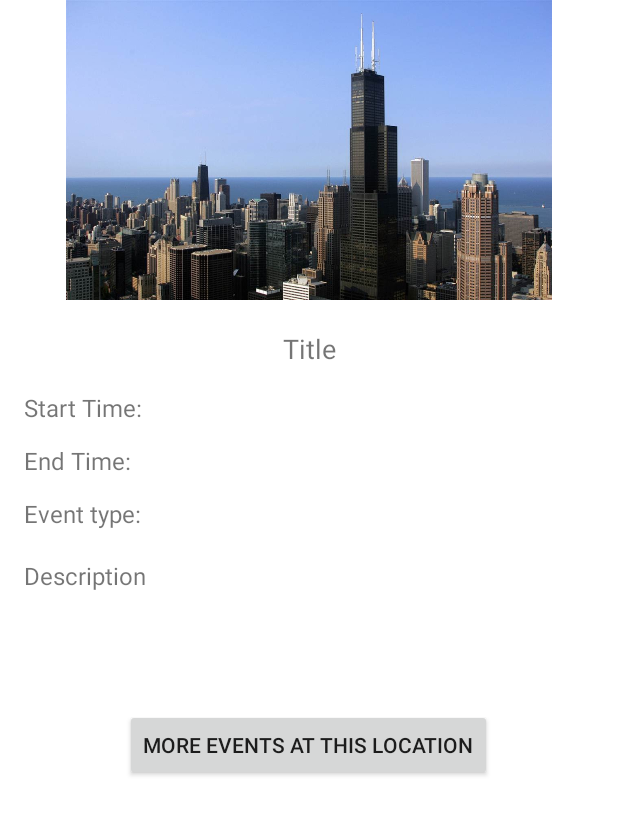
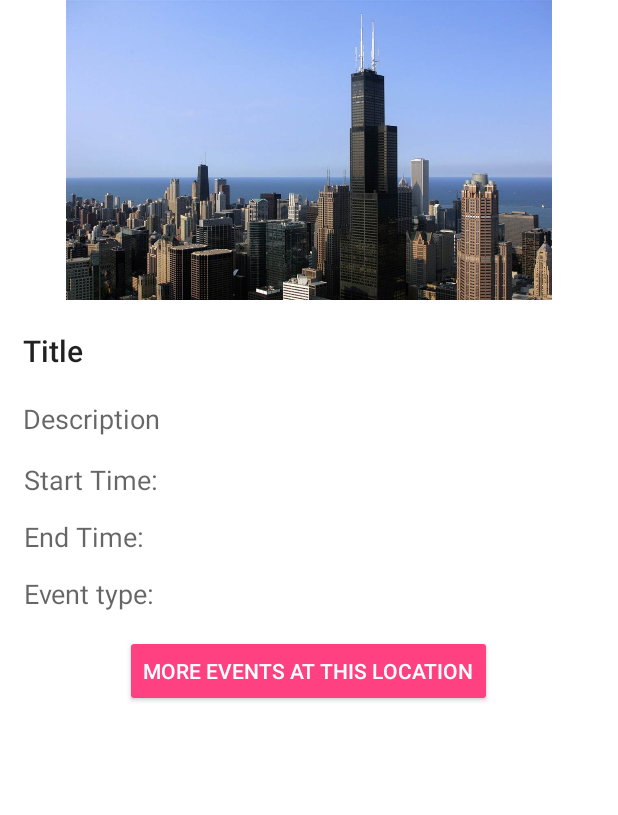
Before and after one commit to JonathanLipsky/Invight, an Android app: the layout event_page.xml on its own in the app's theme, with its tools: preview values and no code run, on a phone screen of 412 x 824 dp. Shown: the top 815 px of the screen. Run offline under Robolectric (Android 15) with nearby library versions, the phone set to English and light mode, and no system bars.

Commit message:
Event Page layout rework and call location intent

```diff
--- a/app/src/main/res/layout/event_page.xml
+++ b/app/src/main/res/layout/event_page.xml
@@ -1,5 +1,6 @@
 <?xml version="1.0" encoding="utf-8"?>
 <RelativeLayout xmlns:android="http://schemas.android.com/apk/res/android"
+    xmlns:app="http://schemas.android.com/apk/res-auto"
     xmlns:tools="http://schemas.android.com/tools"
     android:id="@+id/eventPageLayout"
     android:layout_width="match_parent"
@@ -19,62 +20,66 @@
         android:id="@+id/title_box"
         android:layout_width="wrap_content"
         android:layout_height="wrap_content"
-        android:layout_alignParentEnd="true"
-        android:layout_alignParentStart="true"
+        android:layout_marginLeft="15dp"
         android:layout_below="@+id/imageView2"
         android:layout_centerHorizontal="false"
+        android:layout_centerInParent="false"
         android:text="Title"
-        android:textAlignment="center"
-        android:textSize="18sp" />
+        android:textAppearance="@android:style/TextAppearance.Material.Title" />
 
     <TextView
         android:id="@+id/Description_Box"
         android:layout_width="wrap_content"
-        android:layout_height="100dp"
+        android:layout_height="wrap_content"
+        android:layout_alignParentEnd="true"
+        android:layout_alignParentStart="true"
+        android:layout_below="@+id/title_box"
+        android:layout_marginLeft="15dp"
+        android:layout_marginRight="15dp"
+        android:layout_marginTop="19dp"
+        android:gravity="left"
         android:text="Description"
-        android:textSize="@dimen/activity_vertical_margin"
-        android:layout_below="@+id/event_type_box"
-        android:layout_alignStart="@+id/event_type_box"
-        android:layout_marginTop="19dp"
-        android:layout_alignParentEnd="true" />
+        android:textAppearance="@android:style/TextAppearance.Material.Medium" />
 
     <TextView
         android:id="@+id/start_time_box"
         android:layout_width="200dp"
         android:layout_height="wrap_content"
+        android:layout_alignStart="@+id/end_time_box"
+        android:layout_below="@+id/Description_Box"
+        android:layout_marginTop="16dp"
         android:text="Start Time:"
-        android:textSize="@dimen/activity_vertical_margin"
-        android:layout_marginTop="16dp"
-        android:layout_below="@+id/title_box"
-        android:layout_alignStart="@+id/end_time_box" />
+        android:textAppearance="@android:style/TextAppearance.Material.Medium" />
 
     <TextView
         android:id="@+id/end_time_box"
         android:layout_width="200dp"
         android:layout_height="wrap_content"
+        android:layout_alignStart="@+id/event_type_box"
+        android:layout_below="@+id/start_time_box"
+        android:layout_marginTop="13dp"
         android:text="End Time:"
-        android:textSize="@dimen/activity_vertical_margin"
-        android:layout_below="@+id/start_time_box"
-        android:layout_alignStart="@+id/event_type_box"
-        android:layout_marginTop="13dp" />
+        android:textAppearance="@android:style/TextAppearance.Material.Medium" />
 
     <TextView
         android:id="@+id/event_type_box"
-        android:layout_width="200dp"
+        android:layout_width="wrap_content"
         android:layout_height="wrap_content"
+        android:layout_alignParentStart="true"
+        android:layout_below="@+id/end_time_box"
+        android:layout_marginBottom="15dp"
+        android:layout_marginStart="16dp"
         android:layout_marginTop="13dp"
         android:text="Event type:"
-        android:textSize="@dimen/activity_vertical_margin"
-        android:layout_marginStart="16dp"
-        android:layout_below="@+id/end_time_box"
-        android:layout_alignParentStart="true" />
+        android:textAppearance="@android:style/TextAppearance.Material.Medium" />
 
     <Button
         android:id="@+id/event_location_button"
         android:layout_width="wrap_content"
         android:layout_height="wrap_content"
         android:text="More Events at this Location"
-        android:layout_below="@+id/Description_Box"
-        android:layout_centerHorizontal="true" />
+        android:layout_below="@+id/event_type_box"
+        android:layout_centerHorizontal="true"
+        style="@android:style/Widget.Material.Button.Colored"/>
 
 </RelativeLayout>
```
Also changed, not shown: app/src/main/java/com/example/lokid/projectfalcon/MainActivity.java (+17 -2 lines), app/src/main/res/drawable/ic_phone.xml (added, +9 -0 lines), app/src/main/res/layout/location.xml (+7 -5 lines).
